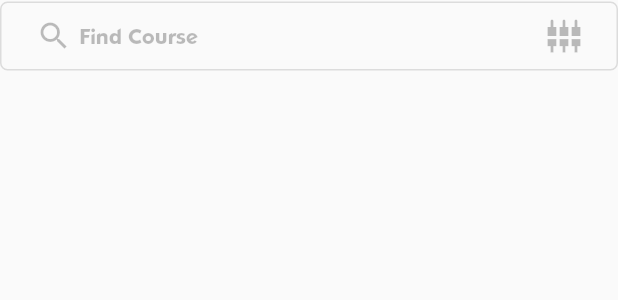
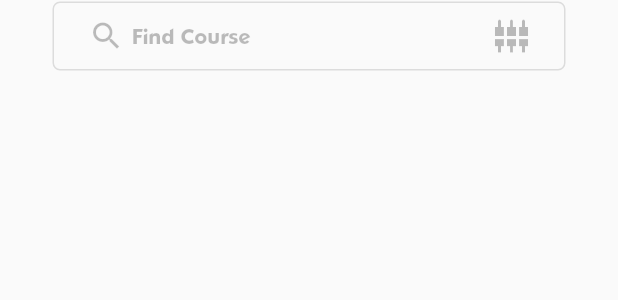
Before and after one commit to YoussefLasheen/flutter-task, a Flutter app: the SearchButton widget shown alone on an empty page, opened directly, on a phone screen of 412 x 824 dp. Shown: the top 300 px of the screen. Run offline on Flutter 3.47's test engine with Material 2 defaults, Android fonts, the phone set to English and light mode, and no system bars; network calls fail.

Commit message:
Add padding to individual widgets

```diff
--- a/lib/shared_components.dart/search_button.dart
+++ b/lib/shared_components.dart/search_button.dart
@@ -5,7 +5,9 @@ class SearchButton extends StatelessWidget {
 
   @override
   Widget build(BuildContext context) {
-    return OutlinedButton(
+    return Padding(
+      padding: const EdgeInsets.symmetric(horizontal: 35),
+      child: OutlinedButton(
         onPressed: () {},
         style: TextButton.styleFrom(
           backgroundColor: Colors.white.withOpacity(0.05),
@@ -41,6 +43,7 @@ class SearchButton extends StatelessWidget {
             ),
           ),
         ),
+      ),
     );
   }
 }
```
Also changed, not shown: lib/screens/home_screen.dart (+11 -10 lines), lib/shared_components.dart/title_bar.dart (+6 -1 lines). Lines whose indentation alone changed are shown as unchanged.
